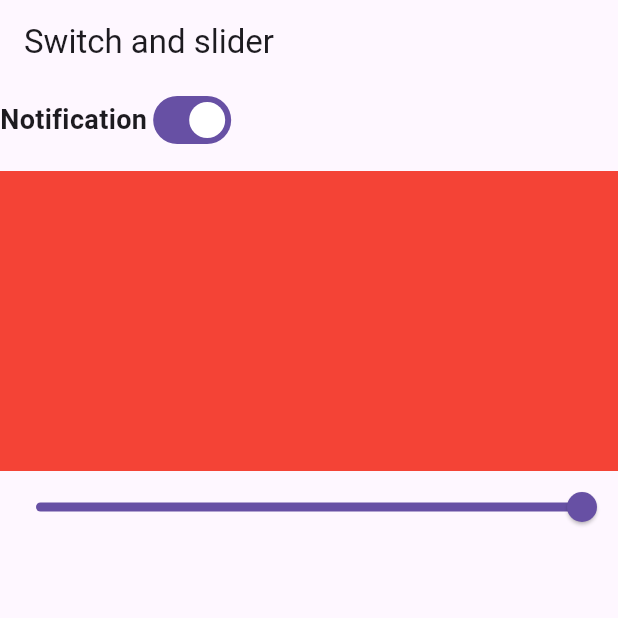
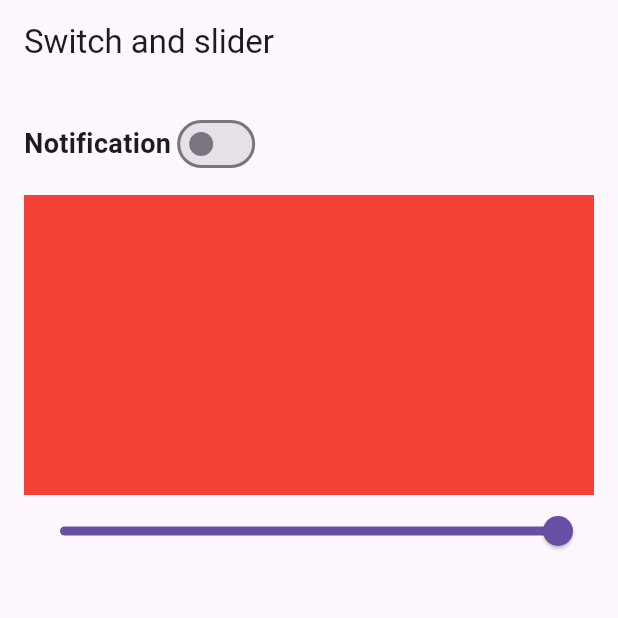
Before and after one commit to AbuRasel9/Bloc-State-Management, a Flutter app: the SwitchScreen screen opened directly, on a phone screen of 412 x 824 dp, the top half of it. Run offline on Flutter 3.47's test engine with Material 3 defaults, Android fonts, the phone set to English and light mode, and no system bars; our stand-ins replace bloc, equatable, flutter_bloc.

Commit message:
switch bloc complete

```diff
--- /dev/null
+++ b/lib/bloc/switch/switch_bloc.dart
@@ -0,0 +1,16 @@
+import 'package:bloc/bloc.dart';
+import 'package:bloc_state_management/bloc/switch/switch_event.dart';
+import 'package:bloc_state_management/bloc/switch/switch_state.dart';
+
+class SwitchBloc extends Bloc<SwitchEvent,SwitchState>{
+  SwitchBloc():super(const SwitchState()){
+    on<SwitchOnOffEvent>(_switchOnOff);
+  }
+  void _switchOnOff(SwitchOnOffEvent event,Emitter<SwitchState>emit){
+    emit(state.copyWith(switchValue: event.switchValue));
+
+  }
+
+
+
+}
--- /dev/null
+++ b/lib/bloc/switch/switch_event.dart
@@ -0,0 +1,13 @@
+import 'package:equatable/equatable.dart';
+
+abstract class SwitchEvent extends Equatable{
+  SwitchEvent();
+  @override
+  List<Object>get props=>[];
+}
+class SwitchOnOffEvent extends SwitchEvent{
+  final bool switchValue;
+  SwitchOnOffEvent({required this.switchValue});
+  @override
+  List<Object>get props=>[switchValue];
+}
--- /dev/null
+++ b/lib/bloc/switch/switch_state.dart
@@ -0,0 +1,14 @@
+import 'package:equatable/equatable.dart';
+
+class SwitchState extends Equatable {
+  final bool switchValue;
+
+  const SwitchState({this.switchValue = false});
+
+  SwitchState copyWith({bool? switchValue}) {
+    return SwitchState(switchValue: switchValue ?? this.switchValue);
+  }
+
+  @override
+  List<Object?> get props => [switchValue];
+}
--- a/lib/screens/switch/switch_screen.dart
+++ b/lib/screens/switch/switch_screen.dart
@@ -1,4 +1,9 @@
+import 'package:bloc_state_management/bloc/counter/counter_bloc.dart';
+import 'package:bloc_state_management/bloc/switch/switch_bloc.dart';
+import 'package:bloc_state_management/bloc/switch/switch_event.dart';
+import 'package:bloc_state_management/bloc/switch/switch_state.dart';
 import 'package:flutter/material.dart';
+import 'package:flutter_bloc/flutter_bloc.dart';
 
 class SwitchScreen extends StatefulWidget {
   const SwitchScreen({super.key});
@@ -12,21 +17,29 @@ class _SwitchScreenState extends State<SwitchScreen> {
   Widget build(BuildContext context) {
     return Scaffold(
       appBar: AppBar(
-        title: Text("Switch and slider"),
+        title: const Text("Switch and slider"),
       ),
-      body: Column(
+      body: Padding(
+        padding: const EdgeInsets.all(16.0),
+        child: Column(
           children: <Widget>[
             Row(
               children: <Widget>[
-              Text("Notification",style: TextStyle(fontWeight: FontWeight.bold,fontSize: 18),),
-              Switch(
-                value: true,
-                onChanged: (value) {},
-              ),
+                const Text("Notification",style: TextStyle(fontWeight: FontWeight.bold,fontSize: 18),),
+                BlocBuilder<SwitchBloc,SwitchState>(builder: (context, state) {
+                  return  Switch(
+                    value: state.switchValue,
+                    onChanged: (value) {
+                      context.read<SwitchBloc>().add(SwitchOnOffEvent(switchValue: value,),);
+                    },
+                  );
+
+                },)
+
               ],
 
             ),
-          SizedBox(height: 10,),
+            const SizedBox(height: 10,),
             Container(
               height: 200,
               width: double.infinity,
@@ -37,6 +50,7 @@ class _SwitchScreenState extends State<SwitchScreen> {
             },),
           ],
         ),
+      ),
 
     );
   }
```
Lines whose indentation alone changed are shown as unchanged.
